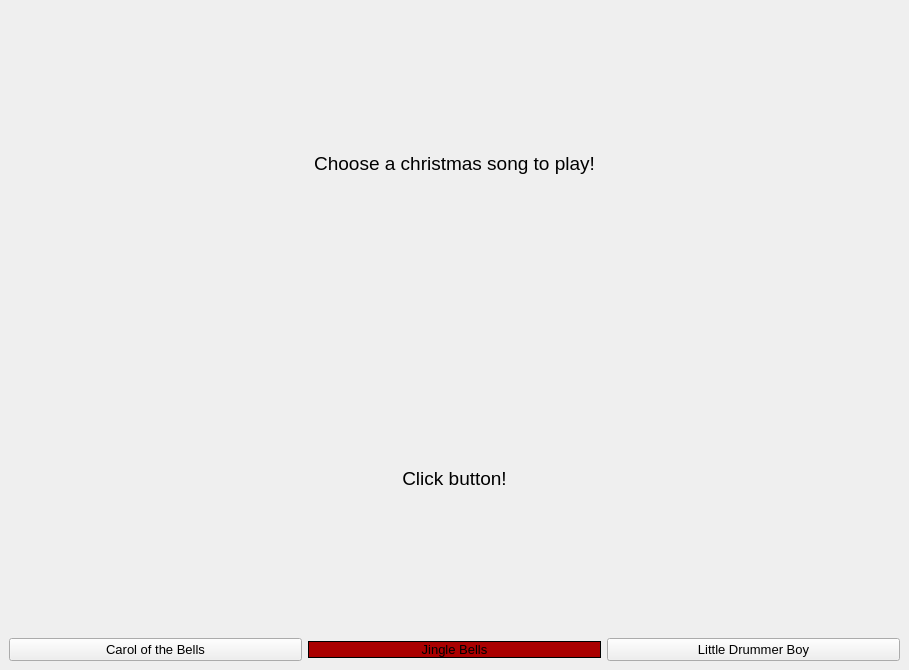
First picture: the form in test.ui, repository JasonLuckow/ProjectLab2, before the edit.
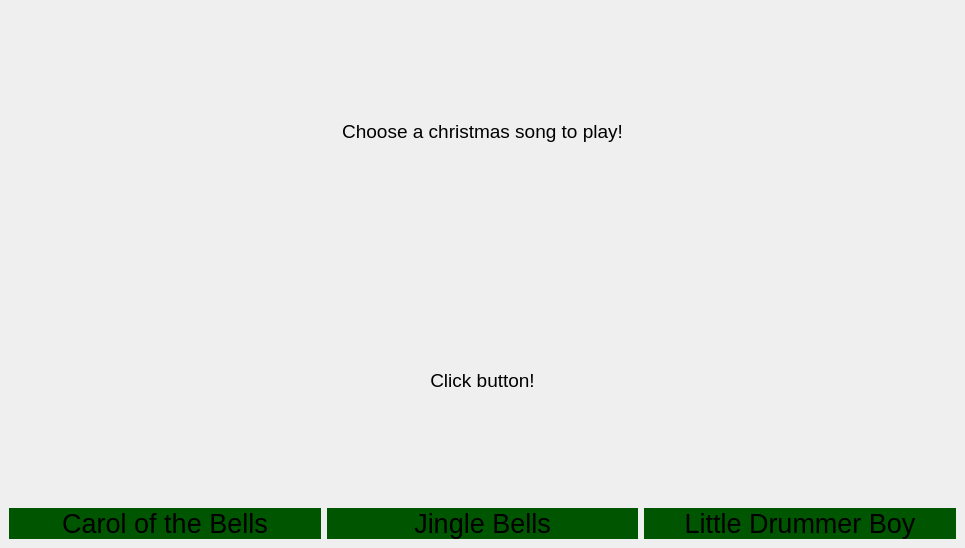
Second picture: the form after the edit.

```diff
--- a/test.ui
+++ b/test.ui
@@ -6,8 +6,8 @@
    <rect>
     <x>0</x>
     <y>0</y>
-    <width>909</width>
-    <height>670</height>
+    <width>965</width>
+    <height>548</height>
    </rect>
   </property>
   <property name="acceptDrops">
@@ -18,62 +18,51 @@
   </property>
   <widget class="QWidget" name="centralwidget">
    <layout class="QGridLayout" name="gridLayout">
-    <item row="3" column="2">
-     <widget class="QPushButton" name="littlebtn">
-      <property name="font">
-       <font>
-        <pointsize>10</pointsize>
-       </font>
-      </property>
-      <property name="text">
-       <string>Little Drummer Boy</string>
-      </property>
-     </widget>
-    </item>
     <item row="3" column="0">
      <widget class="QPushButton" name="carolbtn">
+      <property name="sizePolicy">
+       <sizepolicy hsizetype="Minimum" vsizetype="Fixed">
+        <horstretch>0</horstretch>
+        <verstretch>0</verstretch>
+       </sizepolicy>
+      </property>
       <property name="font">
        <font>
-        <pointsize>10</pointsize>
+        <pointsize>20</pointsize>
        </font>
       </property>
+      <property name="styleSheet">
+       <string notr="true">background-color: rgb(0, 85, 0);
+border: 0.5px green;</string>
+      </property>
       <property name="text">
        <string>Carol of the Bells</string>
       </property>
      </widget>
     </item>
-    <item row="2" column="1">
-     <widget class="QLabel" name="label2">
-      <property name="font">
-       <font>
-        <pointsize>14</pointsize>
-       </font>
-      </property>
-      <property name="text">
-       <string>Click button!</string>
-      </property>
-      <property name="alignment">
-       <set>Qt::AlignCenter</set>
-      </property>
-     </widget>
-    </item>
     <item row="3" column="1">
      <widget class="QPushButton" name="jinglebtn">
+      <property name="sizePolicy">
+       <sizepolicy hsizetype="Minimum" vsizetype="Fixed">
+        <horstretch>0</horstretch>
+        <verstretch>0</verstretch>
+       </sizepolicy>
+      </property>
       <property name="font">
        <font>
-        <pointsize>10</pointsize>
+        <pointsize>20</pointsize>
        </font>
       </property>
       <property name="styleSheet">
-       <string notr="true">background-color: rgb(170, 0, 0);
-border: 1px solid black;</string>
+       <string notr="true">background-color: rgb(0, 85, 0);
+border: 0.5px green;</string>
       </property>
       <property name="text">
        <string>Jingle Bells</string>
       </property>
      </widget>
     </item>
-    <item row="1" column="0" colspan="3">
+    <item row="0" column="0" colspan="3">
      <widget class="QLabel" name="label1">
       <property name="font">
        <font>
@@ -91,6 +80,37 @@
       </property>
      </widget>
     </item>
+    <item row="1" column="1">
+     <widget class="QLabel" name="label2">
+      <property name="font">
+       <font>
+        <pointsize>14</pointsize>
+       </font>
+      </property>
+      <property name="text">
+       <string>Click button!</string>
+      </property>
+      <property name="alignment">
+       <set>Qt::AlignCenter</set>
+      </property>
+     </widget>
+    </item>
+    <item row="3" column="2">
+     <widget class="QPushButton" name="littlebtn">
+      <property name="font">
+       <font>
+        <pointsize>20</pointsize>
+       </font>
+      </property>
+      <property name="styleSheet">
+       <string notr="true">background-color: rgb(0, 85, 0);
+border: 0.5px green;</string>
+      </property>
+      <property name="text">
+       <string>Little Drummer Boy</string>
+      </property>
+     </widget>
+    </item>
    </layout>
   </widget>
  </widget>
```
Left out of the diff: 3 changed lines with no effect on the pictures.
